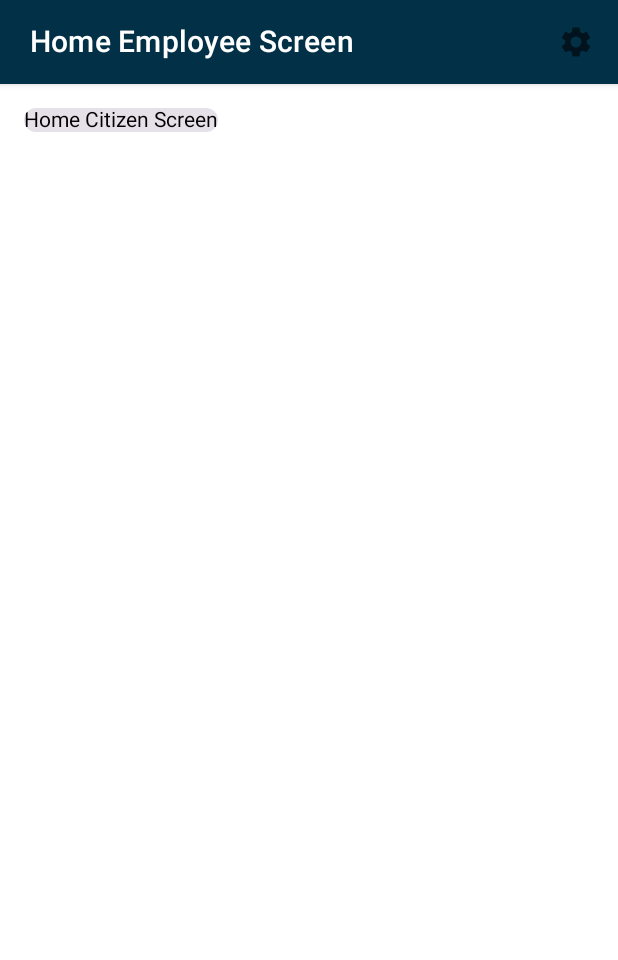
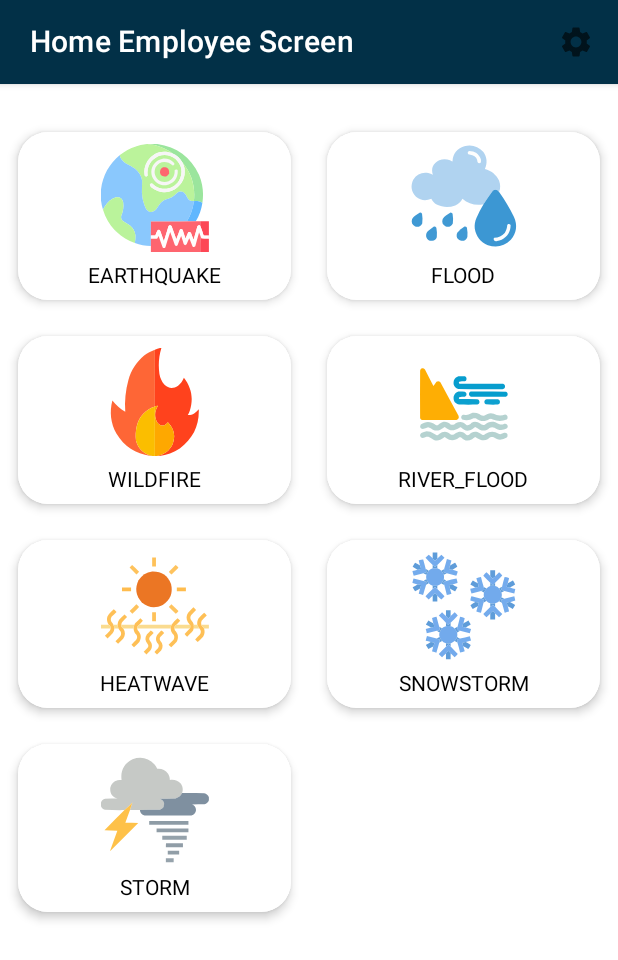
Before and after one commit to thkox/current-topics-of-software-engineering_2023-smart-alert, an Android app built with Jetpack Compose: the @Preview function HomeEmployeeScreenPreview, on a phone screen of 412 x 824 dp. Shown: the top 960 px of the screen. Run offline under Robolectric (Android 15) with nearby library versions, the phone set to English and light mode, and no system bars.

Commit message:
Change CriticalWeatherPhenomenonButtonComponent with CriticalWeatherPhenomenonCardComponent fix the text inside them and create lazyVerticalGrid in HomeEmployeeScreen.kt

```diff
--- a/app/src/main/java/eu/tkacas/smartalert/ui/component/ButtonComponents.kt
+++ b/app/src/main/java/eu/tkacas/smartalert/ui/component/ButtonComponents.kt
@@ -1,24 +1,16 @@
 package eu.tkacas.smartalert.ui.component
 
-import android.widget.Button
-import androidx.compose.foundation.Image
 import androidx.compose.foundation.background
 import androidx.compose.foundation.border
 import androidx.compose.foundation.layout.Arrangement
 import androidx.compose.foundation.layout.Box
 import androidx.compose.foundation.layout.PaddingValues
 import androidx.compose.foundation.layout.Row
-import androidx.compose.foundation.layout.Spacer
-import androidx.compose.foundation.layout.fillMaxSize
 import androidx.compose.foundation.layout.fillMaxWidth
 import androidx.compose.foundation.layout.height
 import androidx.compose.foundation.layout.heightIn
-import androidx.compose.foundation.layout.padding
-import androidx.compose.foundation.layout.size
 import androidx.compose.foundation.layout.width
 import androidx.compose.foundation.shape.RoundedCornerShape
-import androidx.compose.material.Card
-import androidx.compose.material.Icon
 import androidx.compose.material.Text
 import androidx.compose.material3.Button
 import androidx.compose.material3.ButtonDefaults
@@ -31,13 +23,9 @@ import androidx.compose.ui.Alignment
 import androidx.compose.ui.Modifier
 import androidx.compose.ui.graphics.Brush
 import androidx.compose.ui.graphics.Color
-import androidx.compose.ui.res.painterResource
 import androidx.compose.ui.text.font.FontWeight
-import androidx.compose.ui.tooling.preview.Preview
 import androidx.compose.ui.unit.dp
 import androidx.compose.ui.unit.sp
-import eu.tkacas.smartalert.R
-import eu.tkacas.smartalert.models.CriticalWeatherPhenomenon
 import eu.tkacas.smartalert.ui.theme.BlueColor
 import eu.tkacas.smartalert.ui.theme.OrangeColor
 import eu.tkacas.smartalert.ui.theme.Primary
@@ -78,45 +66,6 @@ fun ButtonComponent(value: String, onButtonClicked: () -> Unit, isEnabled: Boole
         }
     }
 }
-
-@Composable
-fun CriticalWeatherPhenomenonButtonComponent(imageResId: Int, weatherPhenomenon: CriticalWeatherPhenomenon) {
-    val imageResId = when(weatherPhenomenon) {
-        CriticalWeatherPhenomenon.EARTHQUAKE -> R.drawable.earthquake
-        CriticalWeatherPhenomenon.FLOOD -> R.drawable.flood
-        CriticalWeatherPhenomenon.WILDFIRE -> R.drawable.wildfire
-        CriticalWeatherPhenomenon.RIVER_FLOOD -> R.drawable.river_flood
-        CriticalWeatherPhenomenon.HEATWAVE -> R.drawable.heatwave
-        CriticalWeatherPhenomenon.SNOWSTORM -> R.drawable.snowstorm
-        CriticalWeatherPhenomenon.STORM -> R.drawable.storm
-    }
-    Box(
-        modifier = Modifier
-            .size(100.dp)
-            //Add a 3D Effect to the button
-            //.shadow(20.dp, RoundedCornerShape(20.dp))
-    ) {
-        Button(
-            onClick = { /* Do something when button is clicked */ },
-            modifier = Modifier.fillMaxWidth(),
-            colors = ButtonDefaults.buttonColors(
-                containerColor = Color.White),
-            shape = RoundedCornerShape(20.dp)
-        ) {
-            Image(
-                painter = painterResource(id = imageResId),
-                //painter = painterResource(id = R.drawable.storm),
-                contentDescription = "Button Image",
-                modifier = Modifier.fillMaxSize() // Make the image fill the button
-            )
-            Text(
-                text = weatherPhenomenon.name,
-                color = Color.Black
-            )
-        }
-    }
-}
-
 
 @Composable
 fun AlertLevelButtonsRowComponent() {
--- a/app/src/main/java/eu/tkacas/smartalert/ui/component/CardComponents.kt
+++ b/app/src/main/java/eu/tkacas/smartalert/ui/component/CardComponents.kt
@@ -2,9 +2,11 @@ package eu.tkacas.smartalert.ui.component
 
 import androidx.compose.foundation.Image
 import androidx.compose.foundation.layout.Arrangement
+import androidx.compose.foundation.layout.Box
 import androidx.compose.foundation.layout.Column
 import androidx.compose.foundation.layout.Row
 import androidx.compose.foundation.layout.Spacer
+import androidx.compose.foundation.layout.fillMaxSize
 import androidx.compose.foundation.shape.RoundedCornerShape
 import androidx.compose.material.Card
 import androidx.compose.runtime.Composable
@@ -17,12 +19,16 @@ import androidx.compose.ui.res.painterResource
 import androidx.compose.foundation.layout.padding
 import androidx.compose.foundation.layout.size
 import androidx.compose.foundation.layout.width
+import androidx.compose.foundation.layout.wrapContentSize
 import androidx.compose.material.Switch
 import androidx.compose.material.Text
+import androidx.compose.material3.Button
+import androidx.compose.material3.ButtonDefaults
 import androidx.compose.runtime.MutableState
+import androidx.compose.ui.graphics.Color
 import androidx.compose.ui.tooling.preview.Preview
 import eu.tkacas.smartalert.R
-
+import eu.tkacas.smartalert.models.CriticalWeatherPhenomenon
 
 
 @Composable
@@ -91,3 +97,48 @@ fun cardComponentWithImage() {
         }
     }
 }
+
+@Composable
+fun CriticalWeatherPhenomenonCardComponent(weatherPhenomenon: CriticalWeatherPhenomenon) {
+    val imageResId = when(weatherPhenomenon) {
+        CriticalWeatherPhenomenon.EARTHQUAKE -> R.drawable.earthquake
+        CriticalWeatherPhenomenon.FLOOD -> R.drawable.flood
+        CriticalWeatherPhenomenon.WILDFIRE -> R.drawable.wildfire
+        CriticalWeatherPhenomenon.RIVER_FLOOD -> R.drawable.river_flood
+        CriticalWeatherPhenomenon.HEATWAVE -> R.drawable.heatwave
+        CriticalWeatherPhenomenon.SNOWSTORM -> R.drawable.snowstorm
+        CriticalWeatherPhenomenon.STORM -> R.drawable.storm
+    }
+    Card(
+        modifier = Modifier
+            .fillMaxSize()
+            .padding(12.dp),
+        shape = RoundedCornerShape(20.dp),
+        elevation = 4.dp
+    ) {
+        Button(
+            onClick = { /* Do something when button is clicked */ },
+            modifier = Modifier.fillMaxSize(),
+            colors = ButtonDefaults.buttonColors(
+                containerColor = Color.White),
+            shape = RoundedCornerShape(20.dp)
+        ) {
+            Column(
+                modifier = Modifier.fillMaxSize(),
+                horizontalAlignment = Alignment.CenterHorizontally,
+                verticalArrangement = Arrangement.Center
+            ){
+                Image(
+                    painter = painterResource(id = imageResId),
+                    //painter = painterResource(id = R.drawable.storm),
+                    contentDescription = "Button Image",
+                    modifier = Modifier.size(80.dp).padding(bottom = 8.dp) // Make the image fill the button
+                )
+                Text(
+                    text = weatherPhenomenon.name,
+                    color = Color.Black
+                )
+            }
+        }
+    }
+}
--- a/app/src/main/java/eu/tkacas/smartalert/ui/screen/employee/HomeEmployeeScreen.kt
+++ b/app/src/main/java/eu/tkacas/smartalert/ui/screen/employee/HomeEmployeeScreen.kt
@@ -1,16 +1,19 @@
 package eu.tkacas.smartalert.ui.screen.employee
 
 import android.annotation.SuppressLint
+import androidx.compose.foundation.layout.Box
 import androidx.compose.foundation.layout.padding
+import androidx.compose.foundation.lazy.grid.GridCells
+import androidx.compose.foundation.lazy.grid.LazyVerticalGrid
 import androidx.compose.material.Scaffold
-import androidx.compose.material.Text
 import androidx.compose.material.rememberScaffoldState
-import androidx.compose.material3.Card
 import androidx.compose.runtime.Composable
 import androidx.compose.ui.Modifier
 import androidx.compose.ui.tooling.preview.Preview
 import androidx.compose.ui.unit.dp
 import androidx.navigation.NavController
+import eu.tkacas.smartalert.models.CriticalWeatherPhenomenon
+import eu.tkacas.smartalert.ui.component.CriticalWeatherPhenomenonCardComponent
 import eu.tkacas.smartalert.ui.navigation.AppBarWithoutBackView
 
 @SuppressLint("UnusedMaterialScaffoldPaddingParameter")
@@ -24,11 +27,16 @@ fun HomeEmployeeScreen(navController: NavController? = null){
             AppBarWithoutBackView(title = "Home Employee Screen", navController = navController)
         }
     ) {
-        Card (
-            modifier = Modifier.padding(16.dp)
-
-        ) {
-            Text("Home Citizen Screen")
+        Box(
+            modifier = Modifier.padding(top = 20.dp)
+        ){
+            LazyVerticalGrid(
+                GridCells.Fixed(2)
+            ) {
+                items(CriticalWeatherPhenomenon.values().size) {index ->
+                    CriticalWeatherPhenomenonCardComponent(CriticalWeatherPhenomenon.values()[index])
+                }
+            }
         }
     }
 }
```
